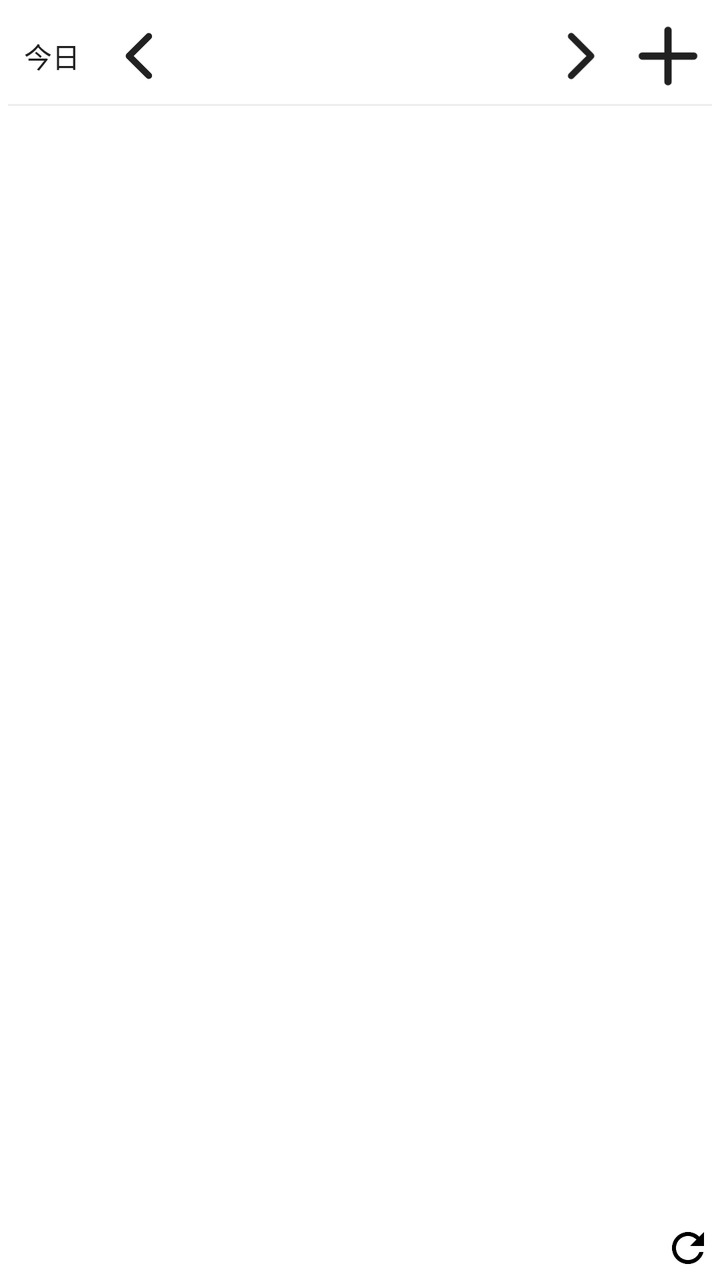
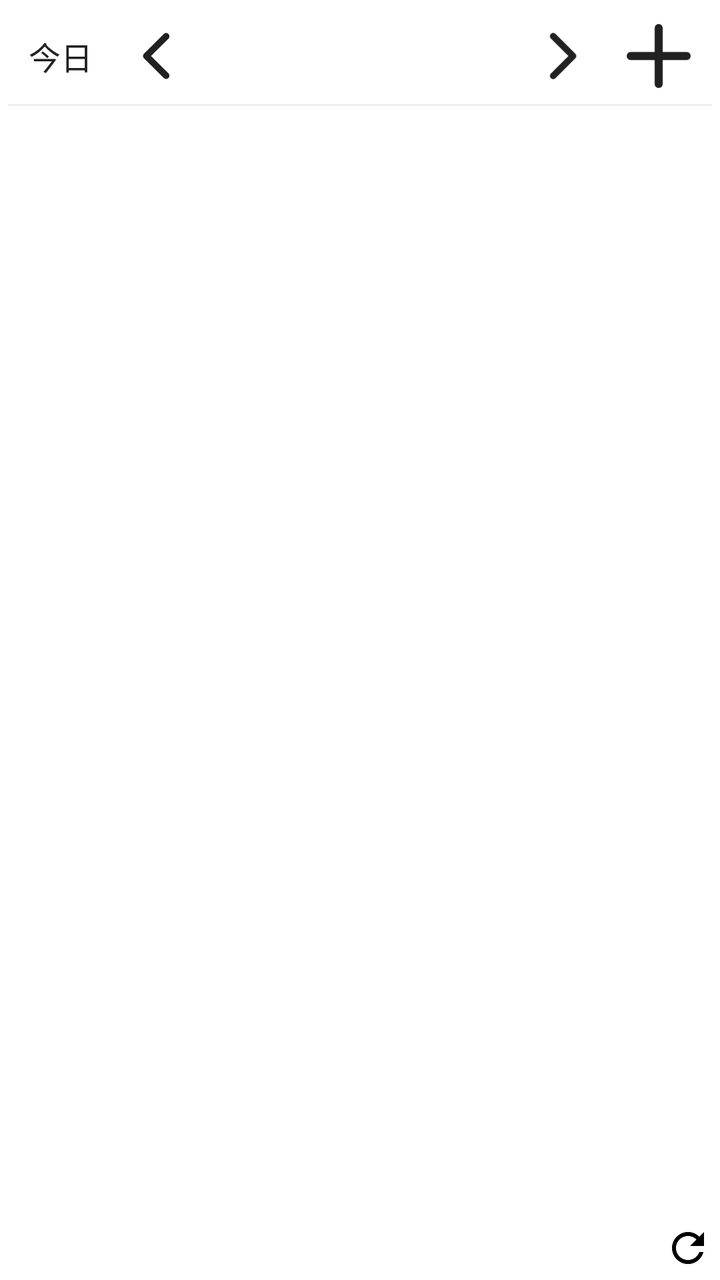

Compare the two renders of this Android layout. The source of the first and the diff that turns it into the second are given below.
<!-- AndroidManifest.xml: fallback theme Theme.MaterialComponents.DayNight.NoActionBar -->
<!-- res/layout/daily_calendar_widget.xml -->
<?xml version="1.0" encoding="utf-8"?>
<FrameLayout xmlns:android="http://schemas.android.com/apk/res/android"
    android:layout_width="match_parent" android:layout_height="match_parent"
    android:background="@drawable/calendar_widget_background" android:padding="4dp">
    <LinearLayout android:id="@+id/calendar_content" android:layout_width="match_parent"
        android:layout_height="match_parent" android:orientation="vertical">
        <LinearLayout android:id="@+id/daily_compact_header" android:layout_width="match_parent"
            android:layout_height="24dp" android:visibility="gone" android:gravity="center_vertical">
            <TextView android:id="@+id/daily_compact_date" android:layout_width="0dp" android:layout_weight="1"
                android:layout_height="match_parent" android:gravity="center" android:maxLines="1"
                android:textSize="14sp" android:textColor="#212121" android:ellipsize="end"/>
            <ImageView android:id="@+id/daily_compact_refresh" android:layout_width="24dp" android:layout_height="match_parent"
                android:scaleType="fitCenter" android:src="@drawable/ic_widget_refresh" android:contentDescription="更新"/>
        </LinearLayout>
        <LinearLayout android:id="@+id/daily_navigation" android:layout_width="match_parent" android:layout_height="wrap_content" android:minHeight="48dp"
            android:gravity="center_vertical" android:baselineAligned="false">
            <TextView android:id="@+id/calendar_today" android:layout_width="0dp" android:layout_weight="1" android:layout_height="match_parent"
                android:gravity="center" android:includeFontPadding="false" android:text="今日" android:textSize="14sp" android:textColor="#212121"/>
            <ImageView android:id="@+id/calendar_previous" android:layout_width="0dp" android:layout_weight="1" android:layout_height="match_parent"
                android:scaleType="fitCenter" android:src="@drawable/calendar_widget_previous" android:contentDescription="前日"/>
            <TextView android:id="@+id/calendar_selected_date" android:layout_width="0dp" android:layout_weight="4"
                android:layout_height="match_parent" android:gravity="center" android:includeFontPadding="false"
                android:textSize="18sp" android:textColor="#212121" android:maxLines="1" android:ellipsize="end"/>
            <ImageView android:id="@+id/calendar_next" android:layout_width="0dp" android:layout_weight="1" android:layout_height="match_parent"
                android:scaleType="fitCenter" android:src="@drawable/calendar_widget_next" android:contentDescription="翌日"/>
            <ImageView android:id="@+id/calendar_add" android:layout_width="0dp" android:layout_weight="1" android:layout_height="match_parent"
                android:scaleType="fitCenter" android:src="@drawable/calendar_widget_add" android:contentDescription="予定を追加"/>
        </LinearLayout>
        <TextView android:layout_width="match_parent" android:layout_height="1dp" android:background="#EEEEEE"/>
        <FrameLayout android:layout_width="match_parent" android:layout_height="0dp" android:layout_weight="1">
            <ListView android:id="@+id/calendar_events" android:layout_width="match_parent" android:layout_height="match_parent"
                android:divider="@android:color/transparent" android:dividerHeight="0dp" android:scrollbars="vertical"/>
            <TextView android:id="@+id/calendar_empty" android:layout_width="match_parent" android:layout_height="match_parent"
                android:gravity="center" android:textSize="12sp" android:textColor="#616161"/>
        </FrameLayout>
        <LinearLayout android:id="@+id/daily_footer" android:layout_width="match_parent" android:layout_height="24dp" android:gravity="center_vertical">
            <TextView android:id="@+id/calendar_last_updated" android:layout_width="0dp" android:layout_weight="1"
                android:layout_height="match_parent" android:gravity="end|center_vertical"
                android:textSize="9sp" android:textColor="#616161" android:maxLines="1" android:ellipsize="end"/>
            <ImageView android:id="@+id/calendar_refresh" android:layout_width="24dp" android:layout_height="match_parent"
                android:scaleType="fitCenter" android:src="@drawable/ic_widget_refresh" android:contentDescription="更新"/>
        </LinearLayout>
    </LinearLayout>
    <TextView android:id="@+id/calendar_message" android:layout_width="match_parent" android:layout_height="match_parent"
        android:text="表示対象グループを設定してください" android:gravity="center" android:textSize="12sp" android:textColor="#212121" android:visibility="gone"/>
</FrameLayout>
<!-- resources referenced by this layout -->
<resources>
  <!-- drawable calendar_widget_add (drawable) -->
  <?xml version="1.0" encoding="utf-8"?>
  <vector xmlns:android="http://schemas.android.com/apk/res/android"
      android:width="24dp" android:height="24dp"
      android:viewportWidth="24" android:viewportHeight="24">
      <path android:pathData="M5,12 L19,12 M12,5 L12,19"
          android:fillColor="@android:color/transparent" android:strokeColor="#212121"
          android:strokeWidth="2" android:strokeLineCap="round"/>
  </vector>
  <!-- drawable calendar_widget_background (drawable) -->
  <?xml version="1.0" encoding="utf-8"?>
  <shape xmlns:android="http://schemas.android.com/apk/res/android" android:shape="rectangle">
      <solid android:color="#FFFFFF"/>
      <corners android:radius="24dp"/>
  </shape>
  <!-- drawable calendar_widget_next (drawable) -->
  <?xml version="1.0" encoding="utf-8"?>
  <vector xmlns:android="http://schemas.android.com/apk/res/android"
      android:width="40dp" android:height="36dp"
      android:viewportWidth="40" android:viewportHeight="36">
      <path android:pathData="M16,9 L25,18 L16,27"
          android:fillColor="@android:color/transparent" android:strokeColor="#212121"
          android:strokeWidth="3" android:strokeLineCap="round" android:strokeLineJoin="round"/>
  </vector>
  <!-- drawable calendar_widget_previous (drawable) -->
  <?xml version="1.0" encoding="utf-8"?>
  <vector xmlns:android="http://schemas.android.com/apk/res/android"
      android:width="40dp" android:height="36dp"
      android:viewportWidth="40" android:viewportHeight="36">
      <path android:pathData="M24,9 L15,18 L24,27"
          android:fillColor="@android:color/transparent" android:strokeColor="#212121"
          android:strokeWidth="3" android:strokeLineCap="round" android:strokeLineJoin="round"/>
  </vector>
  <!-- drawable ic_widget_refresh (drawable) -->
  <vector xmlns:android="http://schemas.android.com/apk/res/android"
      android:width="24dp"
      android:height="24dp"
      android:viewportWidth="24"
      android:viewportHeight="24">
      <path
          android:fillColor="#FF000000"
          android:pathData="M17.65,6.35C16.2,4.9 14.21,4 12,4C7.58,4 4.01,7.58 4.01,12S7.58,20 12,20C15.73,20 18.84,17.45 19.73,14H17.65C16.82,16.33 14.61,18 12,18C8.69,18 6,15.31 6,12S8.69,6 12,6C13.66,6 15.14,6.69 16.22,7.78L13,11H20V4L17.65,6.35Z" />
  </vector>
</resources>

<!-- the commit's change to res/layout/daily_calendar_widget.xml (unified diff, before → after) -->
@@ -14,16 +14,16 @@
         </LinearLayout>
         <LinearLayout android:id="@+id/daily_navigation" android:layout_width="match_parent" android:layout_height="wrap_content" android:minHeight="48dp"
             android:gravity="center_vertical" android:baselineAligned="false">
-            <TextView android:id="@+id/calendar_today" android:layout_width="0dp" android:layout_weight="1" android:layout_height="match_parent"
-                android:gravity="center" android:includeFontPadding="false" android:text="今日" android:textSize="14sp" android:textColor="#212121"/>
+            <TextView android:id="@+id/calendar_today" android:layout_width="0dp" android:layout_weight="1.2" android:layout_height="match_parent"
+                android:gravity="center" android:includeFontPadding="false" android:text="今日" android:textSize="16sp" android:textColor="#212121"/>
             <ImageView android:id="@+id/calendar_previous" android:layout_width="0dp" android:layout_weight="1" android:layout_height="match_parent"
                 android:scaleType="fitCenter" android:src="@drawable/calendar_widget_previous" android:contentDescription="前日"/>
-            <TextView android:id="@+id/calendar_selected_date" android:layout_width="0dp" android:layout_weight="4"
+            <TextView android:id="@+id/calendar_selected_date" android:layout_width="0dp" android:layout_weight="3.6"
                 android:layout_height="match_parent" android:gravity="center" android:includeFontPadding="false"
                 android:textSize="18sp" android:textColor="#212121" android:maxLines="1" android:ellipsize="end"/>
             <ImageView android:id="@+id/calendar_next" android:layout_width="0dp" android:layout_weight="1" android:layout_height="match_parent"
                 android:scaleType="fitCenter" android:src="@drawable/calendar_widget_next" android:contentDescription="翌日"/>
-            <ImageView android:id="@+id/calendar_add" android:layout_width="0dp" android:layout_weight="1" android:layout_height="match_parent"
+            <ImageView android:id="@+id/calendar_add" android:layout_width="0dp" android:layout_weight="1.2" android:layout_height="match_parent"
                 android:scaleType="fitCenter" android:src="@drawable/calendar_widget_add" android:contentDescription="予定を追加"/>
         </LinearLayout>
         <TextView android:layout_width="match_parent" android:layout_height="1dp" android:background="#EEEEEE"/>
